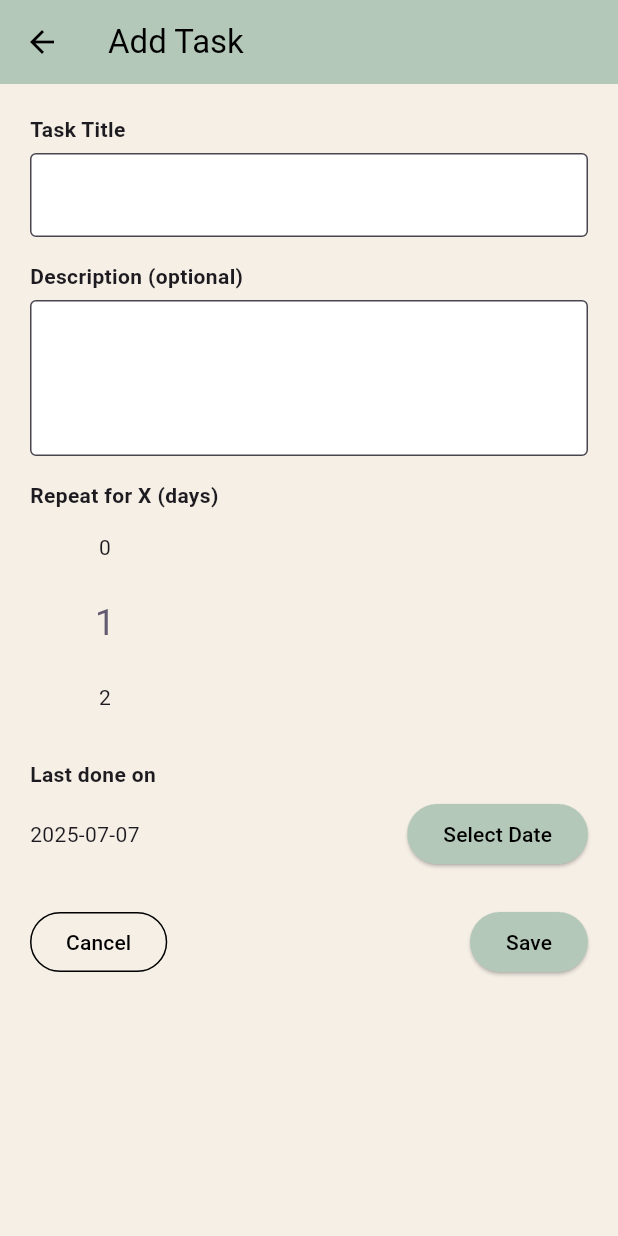
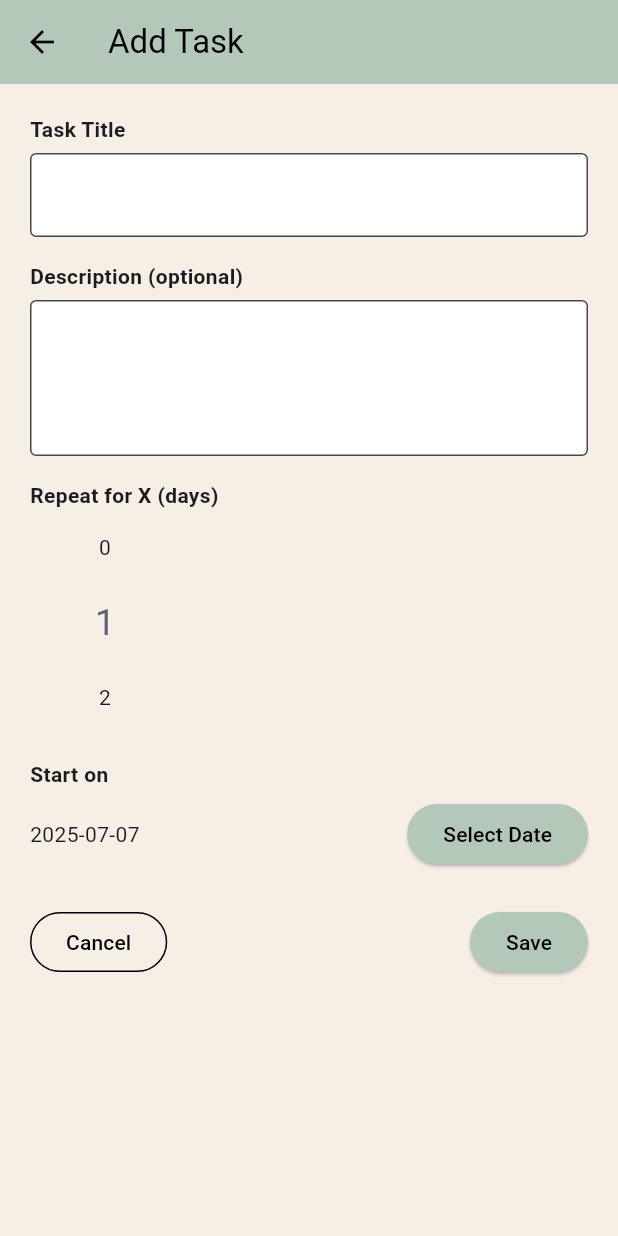
Before and after one commit to callistabudiman16/TidyMind-Final, a Flutter app: the AddTaskPage screen opened directly, on a phone screen of 412 x 824 dp. Run offline on Flutter 3.47's test engine with Material 3 defaults, Android fonts, the phone set to English and light mode, and no system bars; drawn by our look-alikes of numberpicker; our stand-ins replace cloud_firestore, firebase_auth, firebase_core; accounts and stored records are empty; network calls fail.

Commit message:
Update addnewtask.dart

```diff
--- a/lib/addnewtask.dart
+++ b/lib/addnewtask.dart
@@ -65,7 +65,7 @@ class _AddTaskPageState extends State<AddTaskPage> {
               ),
               const SizedBox(height: 16),
 
-              const Text("Last done on", style: TextStyle(fontWeight: FontWeight.bold)),
+              const Text("Start on", style: TextStyle(fontWeight: FontWeight.bold)),
               const SizedBox(height: 6),
               Row(
                 children: [
```
